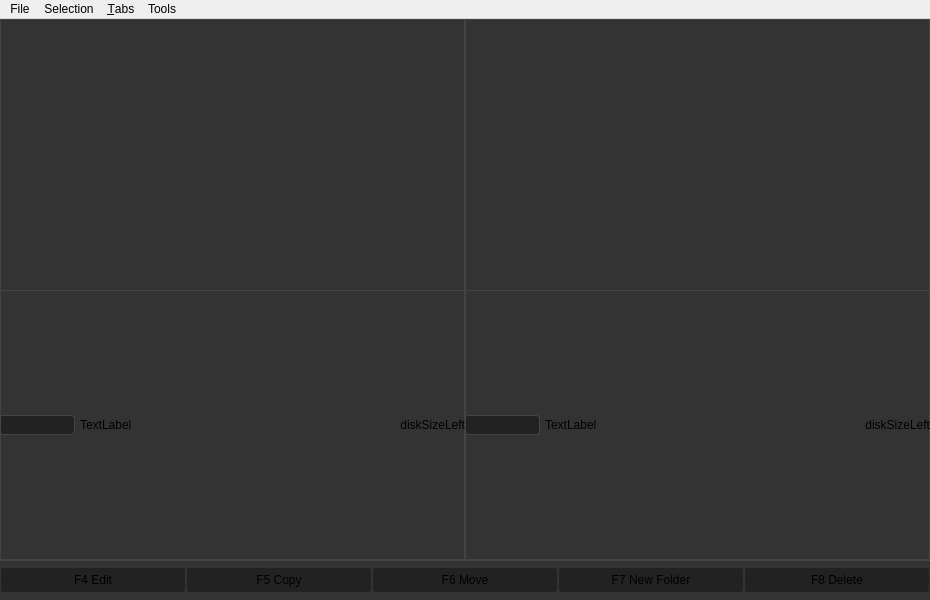
Before: the Qt Designer form mainwindow.ui in SinnCrowley/crowleys_commander, drawn with Qt 5.
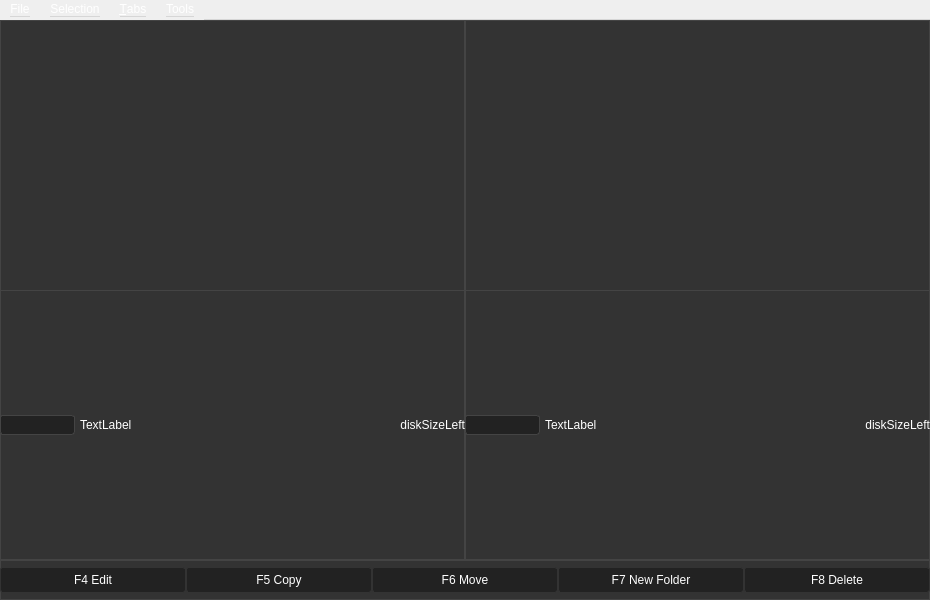
After: the same form once the commit is applied. Icons and pictures are not drawn.

The edit to the form file:
```diff
--- a/mainwindow.ui
+++ b/mainwindow.ui
@@ -14,9 +14,27 @@
    <string>Crowley's Commander</string>
   </property>
   <property name="styleSheet">
-   <string notr="true">QWidget#mainWidget {
+   <string notr="true">* {color: #fff;}
+QWidget#mainWidget, QWidget#mainBar,
+QWidget#leftPanel, QWidget#rightPanel,
+QTreeView {
 	background: #333;
 	color: #fff;
+	border: 1px solid #444;
+}
+QMenuBar {spacing: 0;}
+QMenuBar::item {
+	padding: 3px 10px;
+}
+QMenu::item {
+	padding: 5px 15px;
+}
+QMenuBar::item:selected, QMenu::item:selected {
+	background: #222;
+	border: 1px solid #333;
+}
+QMenu:hover, QAction:hover {
+	background: #292929;
 }
 
 QPushButton {
@@ -76,6 +94,10 @@
 	color: #000;
 }
 
+QTabWidget::tab-bar	{
+	alignment: left;
+}
+
 QTabBar::tab {
 	background: #222;
 	padding: 6px 10px;
@@ -461,7 +483,7 @@
      <x>0</x>
      <y>0</y>
      <width>930</width>
-     <height>25</height>
+     <height>24</height>
     </rect>
    </property>
    <property name="acceptDrops">
```
Left out of the diff: 32 changed lines with no effect on the pictures.
